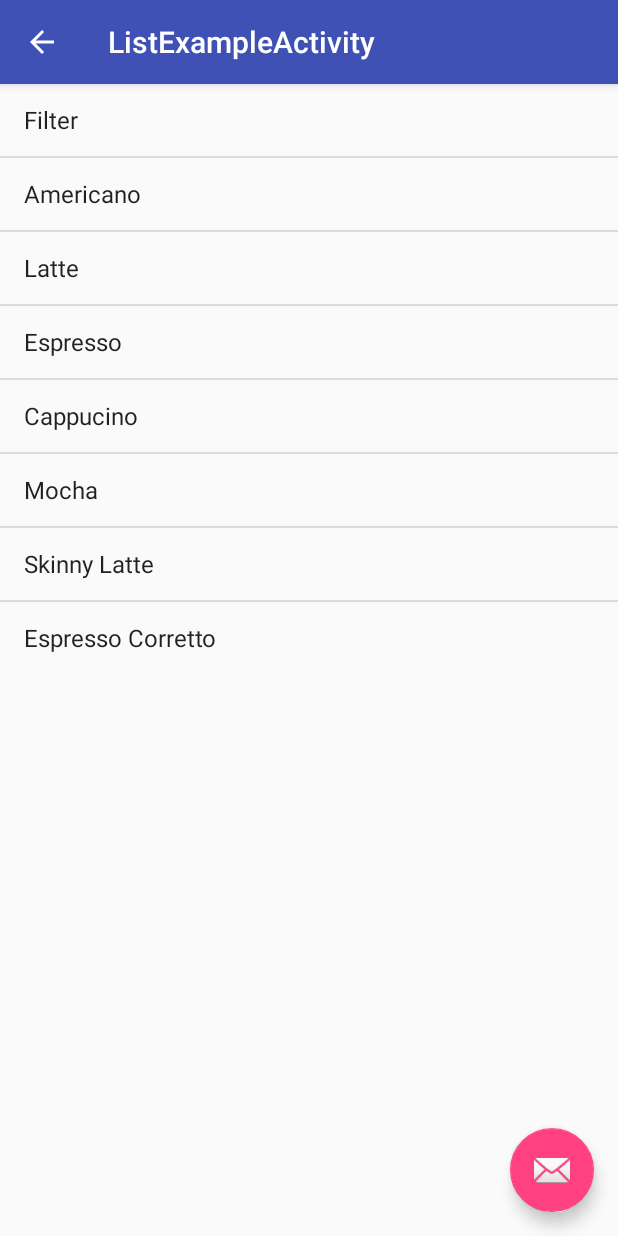
After one commit to AppSecAI-TEST/androidstudioprojects, an Android app: the ListExampleActivity screen opened directly, with no data from a screen before it, on a phone screen of 412 x 824 dp. The commit adds this screen. Run offline under Robolectric (Android 15) with nearby library versions, the phone set to English and light mode, and no system bars.

Commit message:
added example

```diff
--- a/Workbench/app/src/main/AndroidManifest.xml
+++ b/Workbench/app/src/main/AndroidManifest.xml
@@ -44,8 +44,8 @@
                 android:value="my.android.workbench.MainActivity" />
         </activity>
         <activity
-            android:name=".ContactFormActivity"
-            android:label="@string/title_activity_contact_form"
+            android:name=".ListExampleActivity"
+            android:label="@string/title_activity_list_example"
             android:parentActivityName=".MainActivity"
             android:theme="@style/AppTheme.NoActionBar">
             <meta-data
--- /dev/null
+++ b/Workbench/app/src/main/java/my/android/workbench/ListExampleActivity.java
@@ -0,0 +1,49 @@
+package my.android.workbench;
+
+import android.content.Intent;
+import android.os.Bundle;
+import android.support.design.widget.FloatingActionButton;
+import android.support.design.widget.Snackbar;
+import android.support.v7.app.AppCompatActivity;
+import android.support.v7.widget.Toolbar;
+import android.view.View;
+import android.widget.AdapterView;
+import android.widget.ArrayAdapter;
+import android.widget.ListView;
+
+public class ListExampleActivity extends AppCompatActivity {
+    ListView coffeeList;
+    @Override
+    protected void onCreate(Bundle savedInstanceState) {
+        super.onCreate(savedInstanceState);
+        setContentView(R.layout.activity_list_example);
+        Toolbar toolbar = (Toolbar) findViewById(R.id.toolbar);
+        setSupportActionBar(toolbar);
+
+        FloatingActionButton fab = (FloatingActionButton) findViewById(R.id.fab);
+        fab.setOnClickListener(new View.OnClickListener() {
+            @Override
+            public void onClick(View view) {
+                Snackbar.make(view, "Replace with your own action", Snackbar.LENGTH_LONG)
+                        .setAction("Action", null).show();
+            }
+        });
+        getSupportActionBar().setDisplayHomeAsUpEnabled(true);
+
+        String[] coffeeChoices = getResources().getStringArray(R.array.coffeeMenu);
+        coffeeList = findViewById(R.id.listView);
+        coffeeList.setAdapter(new ArrayAdapter<String>(this, android.R.layout.simple_list_item_1, coffeeChoices));
+        coffeeList.setOnItemClickListener(new returnClickedItem());
+    }
+
+    class returnClickedItem implements AdapterView.OnItemClickListener {
+        @Override
+        public void onItemClick(AdapterView<?> parent, View view, int position, long id) {
+            String item = (String) parent.getItemAtPosition(position);
+            Intent data = new Intent();
+            data.putExtra("Order", item);
+            setResult(RESULT_OK, data);
+            finish();
+        }
+    }
+}
--- a/Workbench/app/src/main/res/layout/activity_contact_form.xml
+++ b/Workbench/app/src/main/res/layout/activity_list_example.xml
@@ -4,7 +4,7 @@
     xmlns:tools="http://schemas.android.com/tools"
     android:layout_width="match_parent"
     android:layout_height="match_parent"
-    tools:context="my.android.workbench.ContactFormActivity">
+    tools:context="my.android.workbench.ListExampleActivity">
 
     <android.support.design.widget.AppBarLayout
         android:layout_width="match_parent"
@@ -20,7 +20,7 @@
 
     </android.support.design.widget.AppBarLayout>
 
-    <include layout="@layout/content_contact_form" />
+    <include layout="@layout/content_list_example" />
 
     <android.support.design.widget.FloatingActionButton
         android:id="@+id/fab"
--- a/Workbench/app/src/main/res/layout/activity_main.xml
+++ b/Workbench/app/src/main/res/layout/activity_main.xml
@@ -7,12 +7,12 @@
     tools:context="my.android.workbench.MainActivity">
 
     <Button
-        android:id="@+id/buttonEx4ContactForm"
+        android:id="@+id/buttonEx4ListExample"
         android:layout_width="wrap_content"
         android:layout_height="wrap_content"
         android:layout_marginStart="16dp"
         android:layout_marginTop="8dp"
-        android:text="Example 4 Contact Form"
+        android:text="Example 4 List  Example"
         app:layout_constraintLeft_toLeftOf="parent"
         app:layout_constraintRight_toRightOf="parent"
         app:layout_constraintStart_toStartOf="parent"
--- /dev/null
+++ b/Workbench/app/src/main/res/layout/content_list_example.xml
@@ -0,0 +1,18 @@
+<?xml version="1.0" encoding="utf-8"?>
+<android.support.constraint.ConstraintLayout xmlns:android="http://schemas.android.com/apk/res/android"
+    xmlns:app="http://schemas.android.com/apk/res-auto"
+    xmlns:tools="http://schemas.android.com/tools"
+    android:layout_width="match_parent"
+    android:layout_height="match_parent"
+    app:layout_behavior="@string/appbar_scrolling_view_behavior"
+    tools:context="my.android.workbench.ListExampleActivity"
+    tools:showIn="@layout/activity_list_example">
+
+    <ListView
+        android:id="@+id/listView"
+        android:layout_width="wrap_content"
+        android:layout_height="wrap_content"
+        android:layout_alignParentTop="true"
+        android:layout_alignParentLeft="true"
+        android:layout_alignParentStart="true"/>
+</android.support.constraint.ConstraintLayout>
--- /dev/null
+++ b/Workbench/app/src/main/res/values/coffeelist.xml
@@ -0,0 +1,13 @@
+<?xml version="1.0" encoding="utf-8"?>
+<resources>
+    <string-array name="coffeeMenu">
+        <item>Filter</item>
+        <item>Americano</item>
+        <item>Latte</item>
+        <item>Espresso</item>
+        <item>Cappucino</item>
+        <item>Mocha</item>
+        <item>Skinny Latte</item>
+        <item>Espresso Corretto</item>
+    </string-array>
+</resources>
--- a/Workbench/app/src/main/res/values/strings.xml
+++ b/Workbench/app/src/main/res/values/strings.xml
@@ -4,4 +4,5 @@
     <string name="title_activity_app_no_response">Slow Response</string>
     <string name="title_activity_app_slow_response_async">AppSlowResponseAsyncActivity</string>
     <string name="title_activity_contact_form">ContactFormActivity</string>
+    <string name="title_activity_list_example">ListExampleActivity</string>
 </resources>
```
Also changed, not shown: Workbench/app/src/main/java/my/android/workbench/ContactFormActivity.java (deleted, +0 -49 lines), Workbench/app/src/main/java/my/android/workbench/MainActivity.java (+13 -4 lines), Workbench/app/src/main/res/layout/content_contact_form.xml (deleted, +0 -58 lines).
